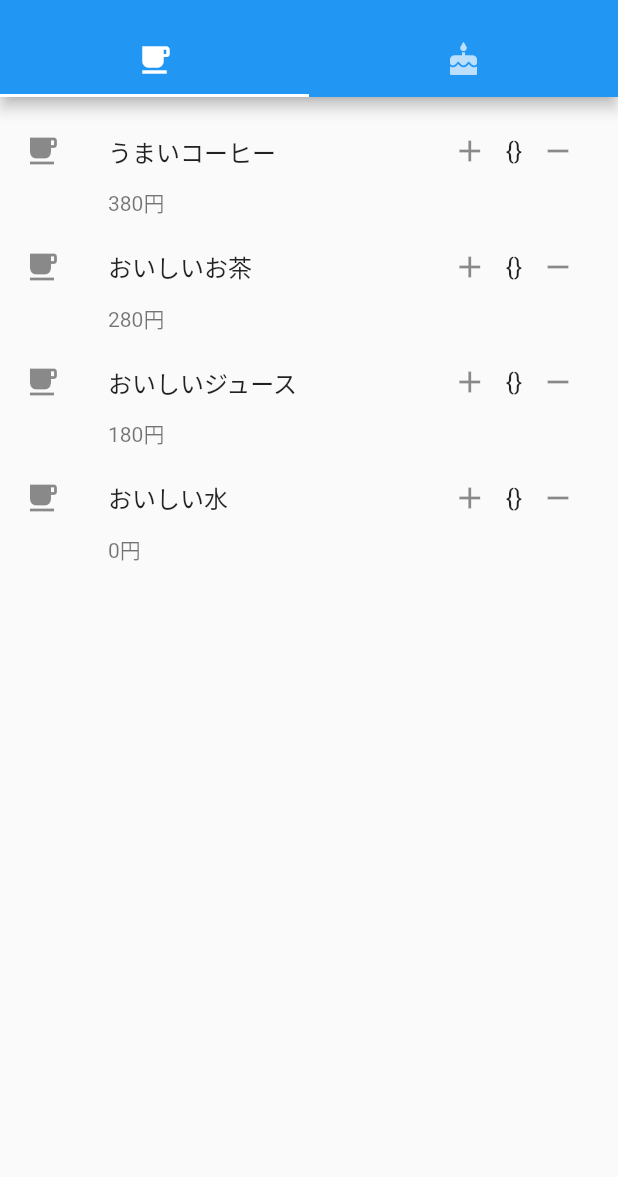
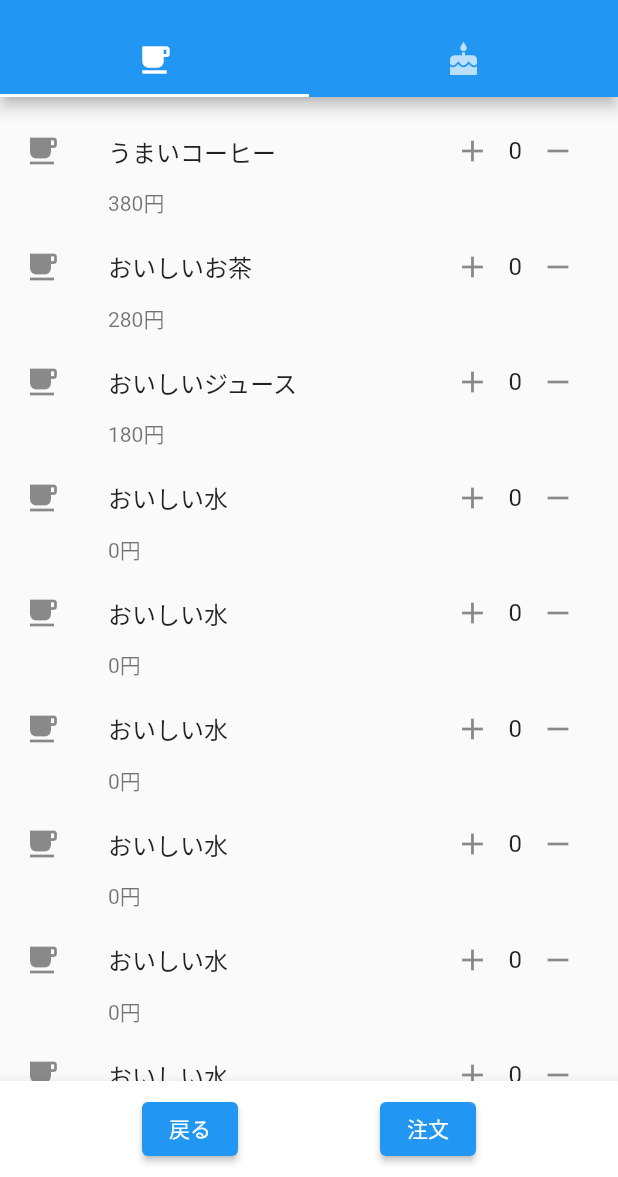
Before and after one commit to nakamurakzz/order-management, a Flutter app: the MenuPage screen opened by its route, on a phone screen of 412 x 824 dp, the part 59-1236 px from its top. Run offline on Flutter 3.47's test engine with Material 2 defaults, Android fonts, the phone set to English and light mode, and no system bars; our stand-ins replace flutter_hooks, flutter_riverpod, hooks_riverpod.

Commit message:
Drinkのメニュー画面

```diff
--- a/lib/pages/menu_page.dart
+++ b/lib/pages/menu_page.dart
@@ -1,16 +1,16 @@
 import 'package:flutter/material.dart';
 import 'package:hooks_riverpod/hooks_riverpod.dart';
-import 'package:flutter_hooks/flutter_hooks.dart';
 
-import '../hooks/use_drink_menu.dart';
 import '../providers/order_provider.dart';
 
 class MenuPage extends HookConsumerWidget {
   const MenuPage({super.key});
 
   @override
-  Widget build(BuildContext context, WidgetRef watch) {
-    final drinkMenu = useDrinkMenu();
+  Widget build(BuildContext context, WidgetRef ref) {
+    final orderCountorController =
+        ref.read(orderCounterNotifierProvider.notifier);
+    final orderCountor = ref.watch(orderCounterNotifierProvider);
     return Material(
       child: DefaultTabController(
         length: 2,
@@ -35,8 +35,9 @@ class MenuPage extends HookConsumerWidget {
                       leading: const Icon(Icons.free_breakfast),
                       title: Row(children: [
                         Text(drink.title),
-                      Spacer(),
-                      incrementButton(drink.drinkId, drinkMenu),
+                        const Spacer(),
+                        incrementButton(drink.drinkId, orderCountorController,
+                            orderCountor),
                       ]),
                       subtitle: Text("${drink.price.toString()}円 "),
                     );
@@ -45,26 +46,53 @@ class MenuPage extends HookConsumerWidget {
                 Icon(Icons.directions_transit),
               ],
             ),
+            bottomNavigationBar: BottomAppBar(
+              child: Padding(
+                padding: const EdgeInsets.symmetric(vertical: 8),
+                child: Row(
+                  children: [
+                    const Spacer(),
+                    ElevatedButton(
+                      onPressed: () {
+                        Navigator.pop(context);
+                      },
+                      child: const Text('戻る'),
                     ),
+                    const Spacer(),
+                    ElevatedButton(
+                      onPressed: () {
+                        Navigator.pop(context);
+                      },
+                      child: const Text('注文'),
+                    ),
+                    const Spacer(),
+                  ],
+                ),
+              ),
+            )),
       ),
     );
   }
 }
 
-Widget incrementButton(int drinkId, DrinkOrderList drinkMenu) {
+Widget incrementButton(
+  int drinkId,
+  OrderCounterNotifier orderCountorController,
+  Map<int, int> orderCountor,
+) {
   return Row(
     children: [
       IconButton(
         icon: const Icon(Icons.add),
         onPressed: () {
-          drinkMenu.addOrder(drinkId);
+          orderCountorController.increment(drinkId);
         },
       ),
-      Text(drinkMenu.drinkMenu.toString()),
+      Text((orderCountor[drinkId] ?? 0).toString()),
       IconButton(
         icon: const Icon(Icons.remove),
         onPressed: () {
-          drinkMenu.removeOrder(drinkId);
+          orderCountorController.decrement(drinkId);
         },
       ),
     ],
@@ -76,7 +104,15 @@ enum DrinkMenu {
   coffee(1, "うまいコーヒー", "うまくてオススメ", 380),
   tea(2, "おいしいお茶", "おいしい", 280),
   juice(3, "おいしいジュース", "オレンジ100%", 180),
-  water(4, "おいしい水", "天然水", 0);
+  water(4, "おいしい水", "天然水", 0),
+  water2(5, "おいしい水", "天然水", 0),
+  water3(6, "おいしい水", "天然水", 0),
+  water4(7, "おいしい水", "天然水", 0),
+  water5(8, "おいしい水", "天然水", 0),
+  water6(9, "おいしい水", "天然水", 0),
+  water7(10, "おいしい水", "天然水", 0),
+  water8(11, "おいしい水", "天然水", 0),
+  water9(12, "おいしい水", "天然水", 0);
 
   const DrinkMenu(this.drinkId, this.title, this.subTitle, this.price);
 
```
Also changed, not shown: lib/providers/order_provider.dart (+23 -13 lines). Lines whose indentation alone changed are shown as unchanged.
